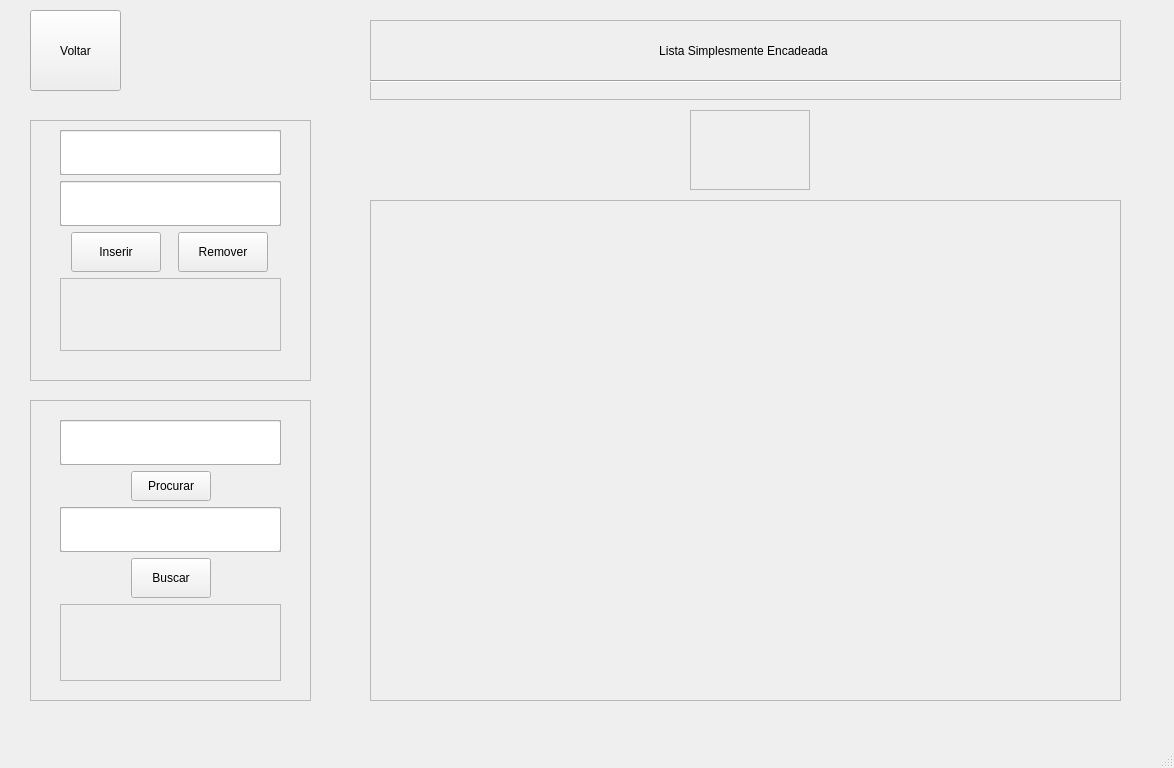
Old version of the form untitled4/janelaLSE.ui in the repository LPfontes/Projeto_estrutura_de-dados.
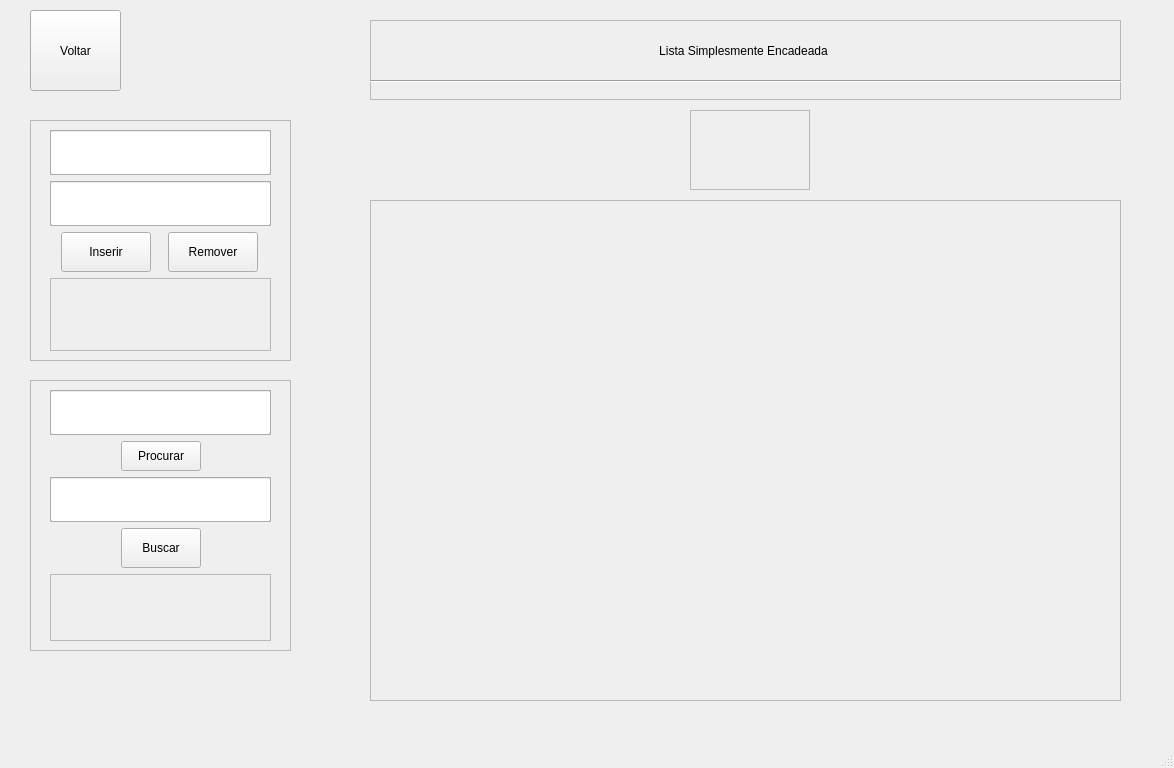
New version of the form.

What changed in the file:
```diff
--- a/untitled4/janelaLSE.ui
+++ b/untitled4/janelaLSE.ui
@@ -111,8 +111,8 @@
      <rect>
       <x>30</x>
       <y>120</y>
-      <width>281</width>
-      <height>261</height>
+      <width>261</width>
+      <height>241</height>
      </rect>
     </property>
     <property name="layoutDirection">
@@ -127,7 +127,7 @@
     <widget class="QWidget" name="verticalLayoutWidget">
      <property name="geometry">
       <rect>
-       <x>30</x>
+       <x>20</x>
        <y>10</y>
        <width>221</width>
        <height>221</height>
@@ -295,8 +295,8 @@
             <rect>
              <x>0</x>
              <y>0</y>
-             <width>221</width>
-             <height>51</height>
+             <width>220</width>
+             <height>74</height>
             </rect>
            </property>
            <property name="text">
@@ -317,9 +317,9 @@
     <property name="geometry">
      <rect>
       <x>30</x>
-      <y>400</y>
-      <width>281</width>
-      <height>301</height>
+      <y>380</y>
+      <width>261</width>
+      <height>271</height>
      </rect>
     </property>
     <property name="layoutDirection">
@@ -334,10 +334,10 @@
     <widget class="QWidget" name="verticalLayoutWidget_3">
      <property name="geometry">
       <rect>
-       <x>30</x>
-       <y>20</y>
+       <x>20</x>
+       <y>10</y>
        <width>221</width>
-       <height>261</height>
+       <height>251</height>
       </rect>
      </property>
      <layout class="QVBoxLayout" name="Layout_menu_dados_2">
@@ -404,7 +404,7 @@
        </widget>
       </item>
       <item>
-       <layout class="QHBoxLayout" name="horizontalLayout">
+       <layout class="QHBoxLayout" name="horizontalLayout_2">
         <item>
          <spacer name="horizontalSpacer_2">
           <property name="orientation">
@@ -500,9 +500,9 @@
        </widget>
       </item>
       <item>
-       <layout class="QHBoxLayout" name="horizontalLayout_2">
+       <layout class="QHBoxLayout" name="horizontalLayout">
         <item>
-         <spacer name="horizontalSpacer_4">
+         <spacer name="horizontalSpacer_3">
           <property name="orientation">
            <enum>Qt::Horizontal</enum>
           </property>
@@ -528,7 +528,7 @@
          </widget>
         </item>
         <item>
-         <spacer name="horizontalSpacer_3">
+         <spacer name="horizontalSpacer_4">
           <property name="orientation">
            <enum>Qt::Horizontal</enum>
           </property>
@@ -557,10 +557,16 @@
             <rect>
              <x>0</x>
              <y>0</y>
-             <width>221</width>
-             <height>51</height>
+             <width>220</width>
+             <height>68</height>
             </rect>
            </property>
+           <property name="sizePolicy">
+            <sizepolicy hsizetype="Maximum" vsizetype="Maximum">
+             <horstretch>0</horstretch>
+             <verstretch>0</verstretch>
+            </sizepolicy>
+           </property>
            <property name="text">
             <string/>
            </property>
```
Left out of the diff: 54 changed lines with no effect on the pictures.
